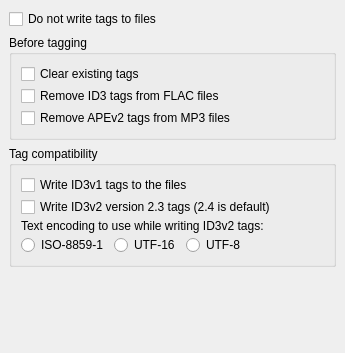
The window that ui/options_tags.ui (metabrainz/picard) describes before a commit, drawn with Qt 5.
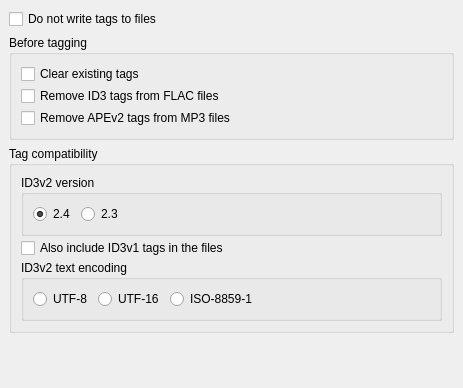
The same window after the commit.

Commit message: updated tags page to make id3v2 version a radio box

```diff
--- a/ui/options_tags.ui
+++ b/ui/options_tags.ui
@@ -5,8 +5,8 @@
    <rect>
     <x>0</x>
     <y>0</y>
-    <width>345</width>
-    <height>353</height>
+    <width>463</width>
+    <height>388</height>
    </rect>
   </property>
   <layout class="QVBoxLayout" >
@@ -71,49 +71,77 @@
       <property name="margin" >
        <number>9</number>
       </property>
+      <item>
+       <widget class="QGroupBox" name="groupBox" >
+        <property name="title" >
+         <string>ID3v2 version</string>
+        </property>
+        <property name="flat" >
+         <bool>false</bool>
+        </property>
+        <property name="checkable" >
+         <bool>false</bool>
+        </property>
+        <layout class="QHBoxLayout" name="horizontalLayout" >
+         <item>
+          <widget class="QRadioButton" name="write_id3v24" >
+           <property name="text" >
+            <string>2.4</string>
+           </property>
+           <property name="checked" >
+            <bool>true</bool>
+           </property>
+          </widget>
+         </item>
+         <item>
+          <widget class="QRadioButton" name="write_id3v23" >
+           <property name="text" >
+            <string>2.3</string>
+           </property>
+           <property name="checked" >
+            <bool>false</bool>
+           </property>
+          </widget>
+         </item>
+         <item>
+          <widget class="QLabel" name="label" >
+           <property name="text" >
+            <string/>
+           </property>
+           <property name="wordWrap" >
+            <bool>true</bool>
+           </property>
+          </widget>
+         </item>
+         <item>
+          <spacer name="horizontalSpacer_2" >
+           <property name="orientation" >
+            <enum>Qt::Horizontal</enum>
+           </property>
+           <property name="sizeHint" stdset="0" >
+            <size>
+             <width>40</width>
+             <height>20</height>
+            </size>
+           </property>
+          </spacer>
+         </item>
+        </layout>
+       </widget>
+      </item>
       <item>
        <widget class="QCheckBox" name="write_id3v1" >
         <property name="text" >
-         <string>Write ID3v1 tags to the files</string>
+         <string>Also include ID3v1 tags in the files</string>
         </property>
        </widget>
       </item>
       <item>
-       <widget class="QCheckBox" name="write_id3v23" >
-        <property name="text" >
-         <string>Write ID3v2 version 2.3 tags (2.4 is default)</string>
+       <widget class="QGroupBox" name="groupBox_2" >
+        <property name="title" >
+         <string>ID3v2 text encoding</string>
         </property>
-       </widget>
-      </item>
-      <item>
-       <widget class="QLabel" name="label_2" >
-        <property name="text" >
-         <string>Text encoding to use while writing ID3v2 tags:</string>
-        </property>
-       </widget>
-      </item>
-      <item>
-       <layout class="QHBoxLayout" >
-        <property name="spacing" >
-         <number>6</number>
-        </property>
-        <property name="margin" >
-         <number>0</number>
-        </property>
-        <item>
-         <widget class="QRadioButton" name="enc_iso88591" >
-          <property name="text" >
-           <string>ISO-8859-1</string>
-          </property>
-         </widget>
-        </item>
-        <item>
-         <widget class="QRadioButton" name="enc_utf16" >
-          <property name="text" >
-           <string>UTF-16</string>
-          </property>
-         </widget>
-        </item>
+        <layout class="QHBoxLayout" name="horizontalLayout_2" >
         <item>
          <widget class="QRadioButton" name="enc_utf8" >
           <property name="text" >
@@ -122,7 +150,21 @@
          </widget>
         </item>
         <item>
-         <spacer>
+          <widget class="QRadioButton" name="enc_utf16" >
+           <property name="text" >
+            <string>UTF-16</string>
+           </property>
+          </widget>
+         </item>
+         <item>
+          <widget class="QRadioButton" name="enc_iso88591" >
+           <property name="text" >
+            <string>ISO-8859-1</string>
+           </property>
+          </widget>
+         </item>
+         <item>
+          <spacer name="horizontalSpacer" >
           <property name="orientation" >
            <enum>Qt::Horizontal</enum>
           </property>
@@ -134,7 +176,18 @@
           </property>
          </spacer>
         </item>
-       </layout>
+         <item>
+          <widget class="QLabel" name="label_2" >
+           <property name="text" >
+            <string/>
+           </property>
+           <property name="wordWrap" >
+            <bool>true</bool>
+           </property>
+          </widget>
+         </item>
+        </layout>
+       </widget>
       </item>
      </layout>
     </widget>
```
Lines whose indentation alone changed are shown as unchanged. The commit also changes 2 other files.
